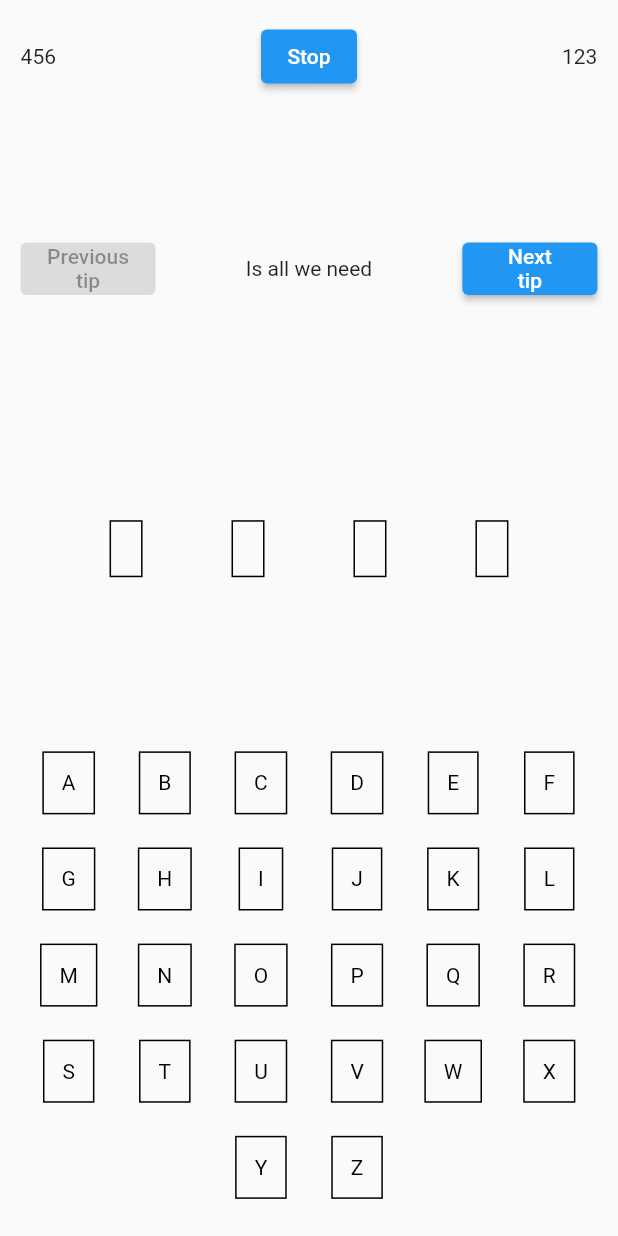
After one commit to wilmarques/guess-word-game, a Flutter app: the GameScreen screen opened by its route, on a phone screen of 412 x 824 dp. The commit adds this screen. Run offline on Flutter 3.47's test engine with Material 2 defaults, Android fonts, the phone set to English and light mode, and no system bars; our stand-ins replace go_router.

Commit message:
WIP: Responsive Screen

```diff
--- a/lib/screens/game_screen.dart
+++ b/lib/screens/game_screen.dart
@@ -3,6 +3,7 @@
 
 import '../models/word.dart';
 import '../utils/portrait_screen.dart';
+import '../utils/responsive_screen.dart';
 
 import '../services/word_loader_service.dart';
 
@@ -32,12 +33,11 @@
 
   @override
   Widget build(BuildContext context) {
-
     final wordLoaderService = WordLoaderService.of(context);
     final currentWord = wordLoaderService.currentWord();
 
     return Scaffold(
-      body: PortraitScreen(
+      body: ResponsiveScreen(
         topMessageArea: const GameScreenTopBar(),
         squarishMainArea: Column(
           children: [
--- /dev/null
+++ b/lib/utils/responsive_screen.dart
@@ -0,0 +1,122 @@
+import 'package:flutter/material.dart';
+
+/// A widget that makes it easy to create a screen with a square-ish
+/// main area, a smaller menu area, and a small area for a message on top.
+/// It works in both orientations on mobile- and tablet-sized screens.
+class ResponsiveScreen extends StatelessWidget {
+  /// This is the "hero" of the screen. It's more or less square, and will
+  /// be placed in the visual "center" of the screen.
+  final Widget squarishMainArea;
+
+  /// The second-largest area after [squarishMainArea]. It can be narrow
+  /// or wide.
+  final Widget rectangularMenuArea;
+
+  /// An area reserved for some static text close to the top of the screen.
+  final Widget topMessageArea;
+
+  /// How much bigger should the [squarishMainArea] be compared to the other
+  /// elements.
+  final double mainAreaProminence;
+
+  const ResponsiveScreen({
+    required this.squarishMainArea,
+    required this.rectangularMenuArea,
+    this.topMessageArea = const SizedBox.shrink(),
+    this.mainAreaProminence = 0.8,
+    super.key,
+  });
+
+  @override
+  Widget build(BuildContext context) {
+    return LayoutBuilder(
+      builder: (context, constraints) {
+        // This widget wants to fill the whole screen.
+        final size = constraints.biggest;
+        final padding = EdgeInsets.all(size.shortestSide / 30);
+
+        if (size.height >= size.width) {
+          // "Portrait" / "mobile" mode.
+          return Column(
+            crossAxisAlignment: CrossAxisAlignment.stretch,
+            children: [
+              SafeArea(
+                bottom: false,
+                child: Padding(
+                  padding: padding,
+                  child: topMessageArea,
+                ),
+              ),
+              Expanded(
+                flex: (mainAreaProminence * 100).round(),
+                child: SafeArea(
+                  top: false,
+                  bottom: false,
+                  minimum: padding,
+                  child: squarishMainArea,
+                ),
+              ),
+              SafeArea(
+                top: false,
+                maintainBottomViewPadding: true,
+                child: Padding(
+                  padding: padding,
+                  child: rectangularMenuArea,
+                ),
+              ),
+            ],
+          );
+        } else {
+          // "Landscape" / "tablet" mode.
+          final isLarge = size.width > 900;
+
+          return Row(
+            crossAxisAlignment: CrossAxisAlignment.stretch,
+            children: [
+              Expanded(
+                // flex: isLarge ? 7 : 5,
+                flex: 5,
+                child: SafeArea(
+                  right: false,
+                  maintainBottomViewPadding: true,
+                  minimum: padding,
+                  child: squarishMainArea,
+                ),
+              ),
+              Expanded(
+                flex: 3,
+                child: Column(
+                  children: [
+                    SafeArea(
+                      bottom: false,
+                      left: false,
+                      maintainBottomViewPadding: true,
+                      child: Padding(
+                        padding: padding,
+                        child: topMessageArea,
+                      ),
+                    ),
+                    Expanded(
+                      child: SafeArea(
+                        top: false,
+                        left: false,
+                        maintainBottomViewPadding: true,
+                        child: Align(
+                          alignment: Alignment.bottomCenter,
+                          child: Padding(
+                            padding: padding,
+                            child: rectangularMenuArea,
+                          ),
+                        ),
+                      ),
+                    )
+                  ],
+                ),
+              ),
+            ],
+          );
+        }
+      },
+    );
+  }
+}
```
Also changed, not shown: 1 other file.
